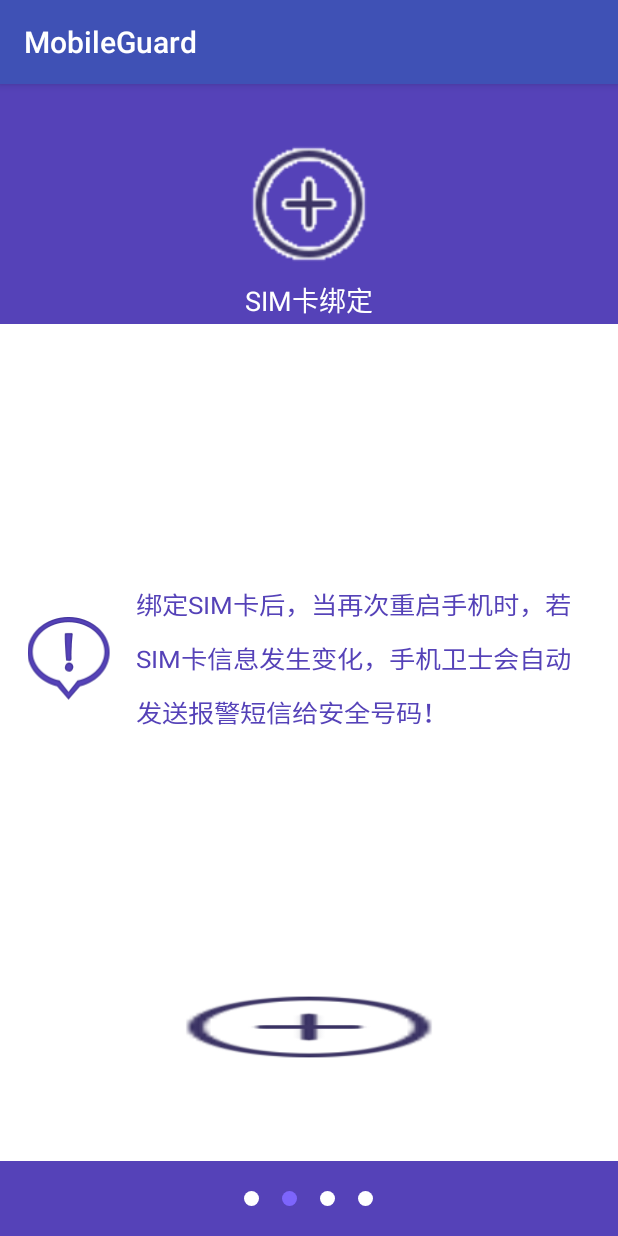
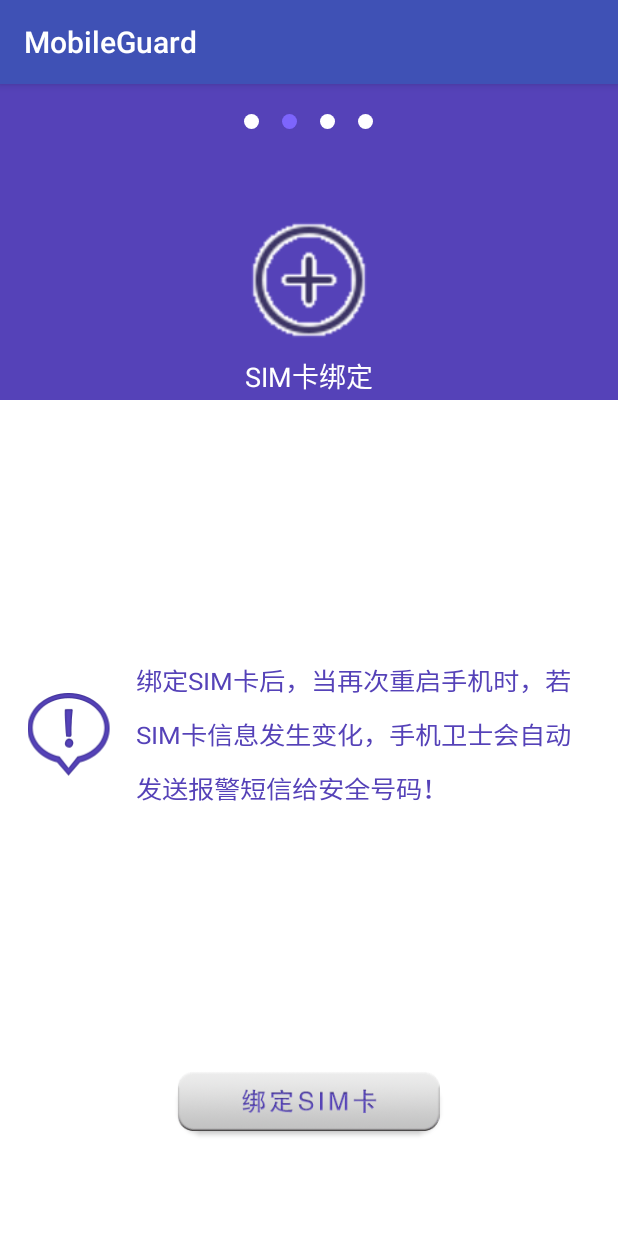
Before and after one commit to HengistLee1/MobileGuard, an Android app: the Setup2Activity screen opened directly, with no data from a screen before it, on a phone screen of 412 x 824 dp. Run offline under Robolectric (Android 15) with nearby library versions, the phone set to English and light mode, and no system bars.

Commit message:
更新activity_setup_2的绑定SIM卡按钮

```diff
--- a/app/src/main/res/drawable/sim_bind_selector.xml
+++ b/app/src/main/res/drawable/sim_bind_selector.xml
@@ -1,8 +1,7 @@
 <?xml version="1.0" encoding="utf-8"?>
 <selector xmlns:android="http://schemas.android.com/apk/res/android">
 
-    <item android:drawable="@drawable/add" android:state_pressed="true"/>
-    <item android:drawable="@drawable/add" android:state_enabled="false"/>
-    <item android:drawable="@drawable/add"/>
-
+    <item android:drawable="@drawable/sim_bind_n" android:state_enabled="true" android:state_pressed="true"/>
+    <item android:drawable="@drawable/sim_bind_e" android:state_enabled="false"/>
+    <item android:drawable="@drawable/sim_bind_n"/>
 </selector>
--- a/app/src/main/res/layout/activity_setup_2.xml
+++ b/app/src/main/res/layout/activity_setup_2.xml
@@ -6,10 +6,21 @@
 
     <LinearLayout
         android:layout_width="match_parent"
+        android:layout_height="55dp"
+        android:layout_weight="10"
+        android:background="@color/purple"
+        android:gravity="center">
+
+        <include layout="@layout/setup_radiogroup"/>
+
+    </LinearLayout>
+
+    <LinearLayout
+        android:layout_width="match_parent"
         android:layout_height="match_parent"
-        android:orientation="vertical"
+        android:layout_weight="100"
         android:background="@android:color/white"
-        android:layout_weight="100">
+        android:orientation="vertical">
 
         <RelativeLayout
             android:layout_width="match_parent"
@@ -17,11 +28,12 @@
             android:background="@color/purple">
 
             <ImageView
+                android:id="@+id/imgv"
                 android:layout_width="80dp"
                 android:layout_height="80dp"
-                android:id="@+id/imgv"
                 android:layout_centerInParent="true"
-                android:background="@drawable/add"/>
+                android:background="@drawable/add" />
+
             <TextView
                 android:layout_width="match_parent"
                 android:layout_height="wrap_content"
@@ -30,7 +42,7 @@
                 android:gravity="center"
                 android:text="SIM卡绑定"
                 android:textColor="@android:color/white"
-                android:textSize="18sp"/>
+                android:textSize="18sp" />
 
         </RelativeLayout>
 
@@ -47,7 +59,7 @@
                 android:layout_height="60dp"
                 android:layout_gravity="center_vertical|left"
                 android:layout_marginLeft="15dp"
-                android:background="@drawable/recomand_icon"/>
+                android:background="@drawable/recomand_icon" />
 
             <TextView
                 style="@style/textview16sp"
@@ -58,7 +70,7 @@
                 android:lineSpacingMultiplier="1.5"
                 android:text="绑定SIM卡后，当再次重启手机时，若SIM卡信息发生变化，手机卫士会自动发送报警短信给安全号码！"
                 android:textColor="@color/purple"
-                android:textScaleX="1.1"/>
+                android:textScaleX="1.1" />
 
         </LinearLayout>
 
@@ -70,27 +82,16 @@
             android:gravity="center">
 
             <Button
+                android:id="@+id/btn_bind_sim"
                 android:layout_width="180dp"
                 android:layout_height="45dp"
-                    android:id="@+id/btn_bind_sim"
                 android:layout_gravity="center_horizontal"
                 android:layout_marginBottom="20dp"
                 android:background="@drawable/sim_bind_selector"
-                    android:gravity="center"/>
+                android:gravity="center" />
 
         </LinearLayout>
 
     </LinearLayout>
 
-    <LinearLayout
-        android:layout_width="match_parent"
-        android:layout_height="55dp"
-        android:layout_weight="10"
-        android:background="@color/purple"
-        android:gravity="center">
-
-        <include layout="@layout/setup_radiogroup"/>
-
 </LinearLayout>
-
-</LinearLayout>
```
Also changed, not shown: app/src/main/res/drawable/sim_bind_e.9.png (added), app/src/main/res/drawable/sim_bind_n.9.png (added). Lines whose indentation alone changed are shown as unchanged.
